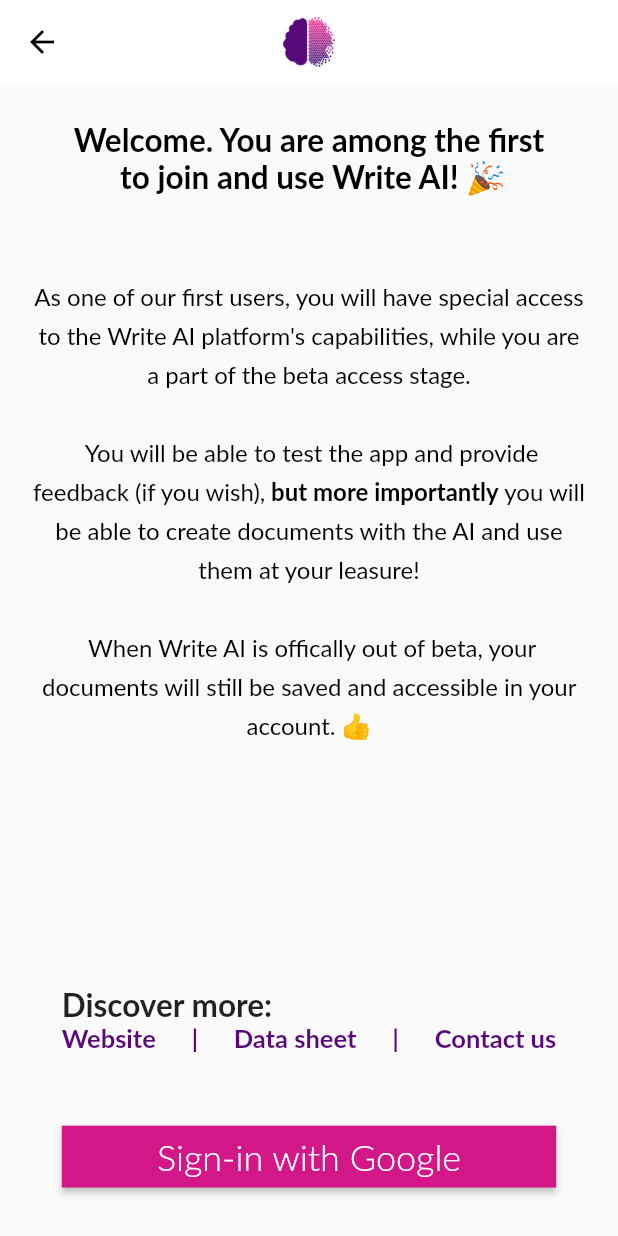
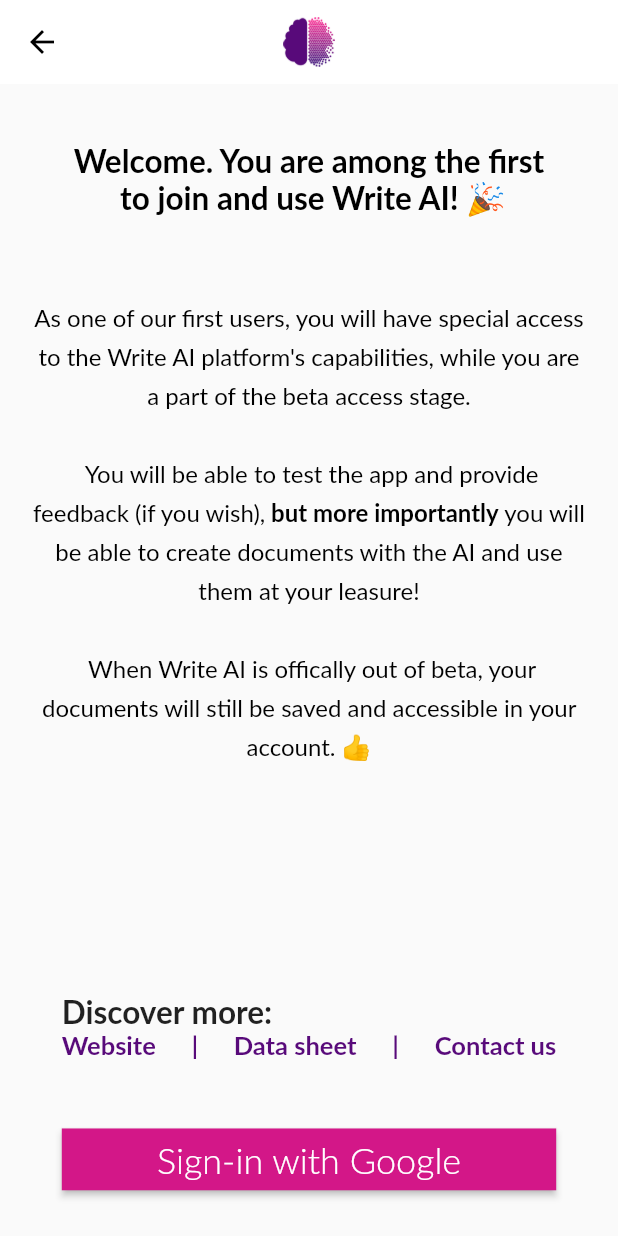
Before and after one commit to siliconvallii/writeai, a Flutter app: the AboutUsScreen screen opened by its route, on a phone screen of 412 x 824 dp. Run offline on Flutter 3.47's test engine with Material 2 defaults, Android fonts, the light colour scheme and no system bars; our stand-ins replace firebase_auth, firebase_core, firebase_database, google_sign_in, simple_gradient_text; accounts and stored records are empty; Roboto replaces fonts that are missing (Lato).

Commit message:
fix AboutUsScreen Spacers

```diff
--- a/lib/screens/about_us_screen.dart
+++ b/lib/screens/about_us_screen.dart
@@ -33,7 +33,7 @@ class AboutUsScreen extends StatelessWidget {
             width: MediaQuery.of(context).size.width / 100 * 90,
             child: Column(
               children: [
-                const Spacer(flex: 15),
+                const Spacer(flex: 25),
                 RichText(
                   textAlign: TextAlign.center,
                   text: const TextSpan(
```
